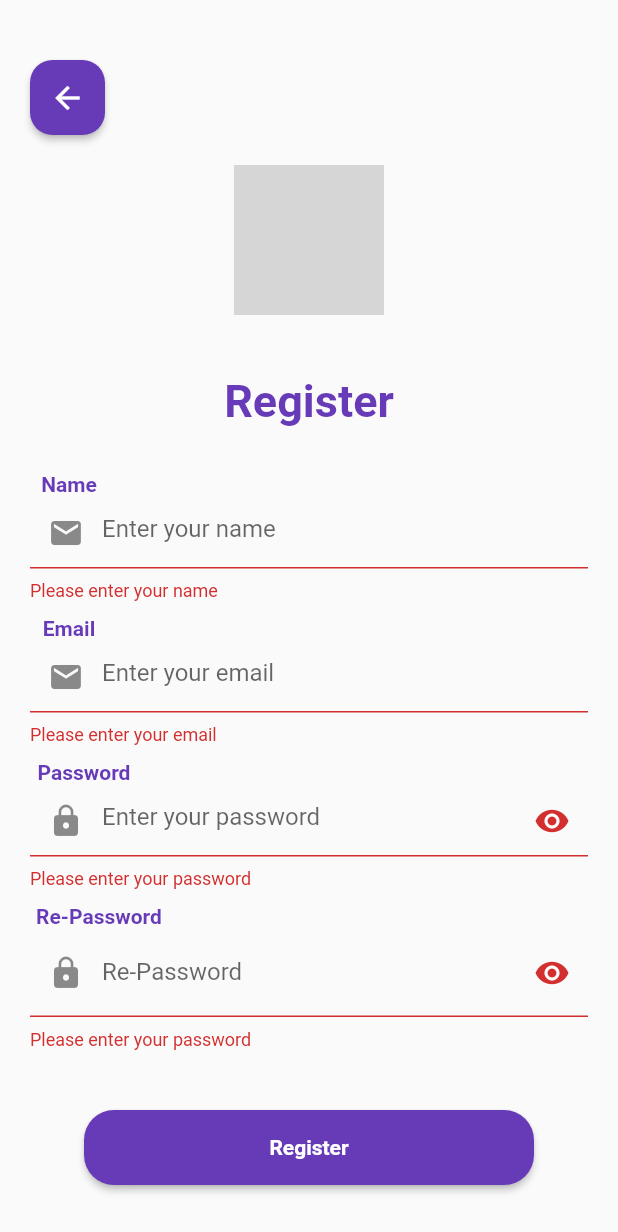
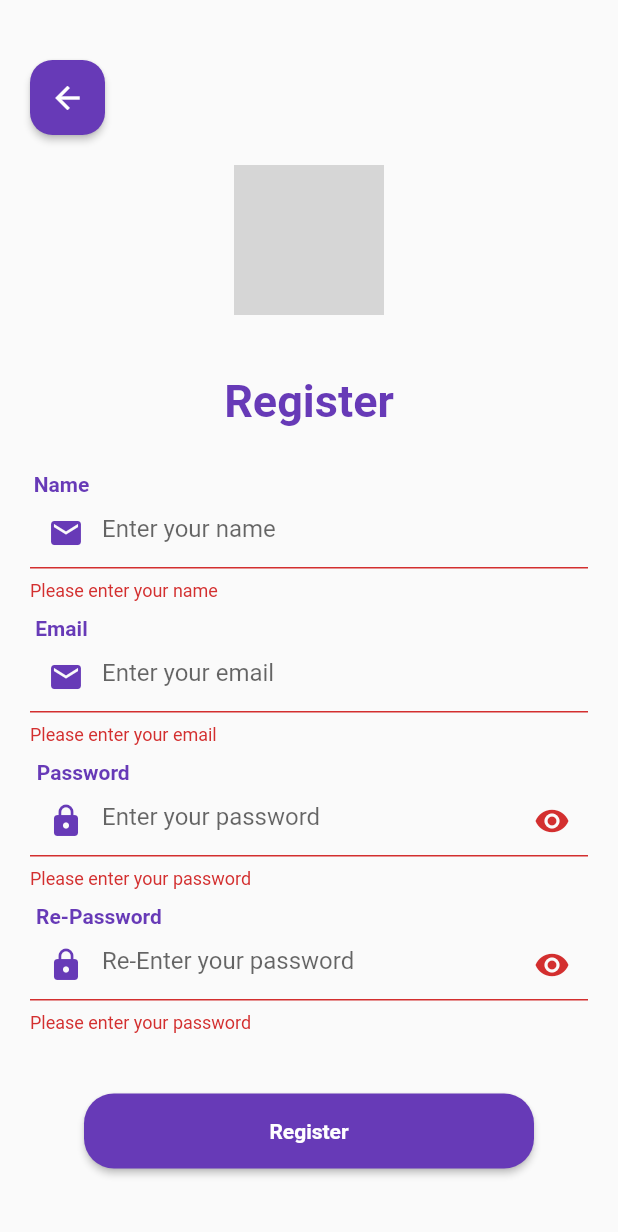
Before and after one commit to prgtyfzh/ExercisePAML_063, a Flutter app: the RegisterPage screen opened directly, after a tap on "Register", on a phone screen of 412 x 824 dp. Shown: the top 1232 px of the screen. Run offline on Flutter 3.47's test engine with Material 2 defaults, Android fonts, the phone set to English and light mode, and no system bars; network calls fail; grey boxes are pictures that could not be loaded.

Commit message:
memperbaiki validate re-password dan mengubah warna icon pada form register

```diff
--- a/lib/register_page.dart
+++ b/lib/register_page.dart
@@ -15,8 +15,7 @@ class _RegisterPageState extends State<RegisterPage> {
   final _formKey = GlobalKey<FormState>();
   String? name;
   String? email;
-  String? password;
-  String? cpassword;
+  final _passwordController = TextEditingController();
 
   @override
   Widget build(BuildContext context) {
@@ -43,8 +42,8 @@ class _RegisterPageState extends State<RegisterPage> {
                   shape: RoundedRectangleBorder(
                     borderRadius: BorderRadius.circular(15),
                   ),
-                  padding: EdgeInsets.all(13),
-                  minimumSize: Size(5, 5),
+                  padding: const EdgeInsets.all(13),
+                  minimumSize: const Size(5, 5),
                 ),
                 child: const Icon(Icons.arrow_back),
               ),
@@ -68,7 +67,7 @@ class _RegisterPageState extends State<RegisterPage> {
             Container(
               margin: const EdgeInsets.only(
                 top: 10,
-                right: 320,
+                right: 330,
               ),
               child: const Text(
                 'Name',
@@ -79,7 +78,10 @@ class _RegisterPageState extends State<RegisterPage> {
             TextFormField(
               decoration: const InputDecoration(
                 hintText: 'Enter your name',
-                prefixIcon: Icon(Icons.email),
+                prefixIcon: Icon(
+                  Icons.email,
+                  color: Colors.deepPurple,
+                ),
               ),
               validator: (value) {
                 if (value == null || value.isEmpty) {
@@ -93,11 +95,11 @@ class _RegisterPageState extends State<RegisterPage> {
                 name = value;
               },
             ),
-            // ignore: prefer_const_constructors
+
             Container(
               margin: const EdgeInsets.only(
                 top: 10,
-                right: 320,
+                right: 330,
               ),
               child: const Text(
                 'Email',
@@ -108,7 +110,10 @@ class _RegisterPageState extends State<RegisterPage> {
             TextFormField(
               decoration: const InputDecoration(
                 hintText: 'Enter your email',
-                prefixIcon: Icon(Icons.email),
+                prefixIcon: Icon(
+                  Icons.email,
+                  color: Colors.deepPurple,
+                ),
               ),
               validator: (value) {
                 if (value == null || value.isEmpty) {
@@ -125,7 +130,7 @@ class _RegisterPageState extends State<RegisterPage> {
             Container(
               margin: const EdgeInsets.only(
                 top: 10,
-                right: 300,
+                right: 301,
               ),
               child: const Text(
                 'Password',
@@ -134,10 +139,14 @@ class _RegisterPageState extends State<RegisterPage> {
               ),
             ),
             TextFormField(
+              controller: _passwordController,
               obscureText: true,
               decoration: const InputDecoration(
                 hintText: 'Enter your password',
-                prefixIcon: Icon(Icons.lock),
+                prefixIcon: Icon(
+                  Icons.lock,
+                  color: Colors.deepPurple,
+                ),
                 suffixIcon: Icon(Icons.remove_red_eye),
               ),
               validator: (value) {
@@ -147,9 +156,6 @@ class _RegisterPageState extends State<RegisterPage> {
                   return 'Password must be at least 6 characters';
                 }
                 return null;
-              },
-              onSaved: (value) {
-                password = value;
               },
             ),
             Container(
@@ -166,22 +172,21 @@ class _RegisterPageState extends State<RegisterPage> {
             TextFormField(
               obscureText: true,
               decoration: const InputDecoration(
-                labelText: 'Re-Password',
                 hintText: 'Re-Enter your password',
-                prefixIcon: Icon(Icons.lock),
+                prefixIcon: Icon(
+                  Icons.lock,
+                  color: Colors.deepPurple,
+                ),
                 suffixIcon: Icon(Icons.remove_red_eye),
               ),
               validator: (value) {
                 if (value == null || value.isEmpty) {
                   return 'Please enter your password';
                 }
-                if (value != password) {
+                if (value != _passwordController.text) {
                   return 'Password must be the same';
                 }
                 return null;
-              },
-              onSaved: (value) {
-                cpassword = value;
               },
             ),
             Container(padding: const EdgeInsets.all(20)),
@@ -190,7 +195,7 @@ class _RegisterPageState extends State<RegisterPage> {
                 shape: RoundedRectangleBorder(
                   borderRadius: BorderRadius.circular(20),
                 ),
-                minimumSize: Size(300, 50),
+                minimumSize: const Size(300, 50),
               ),
               child: const Text(
                 'Register',
```
